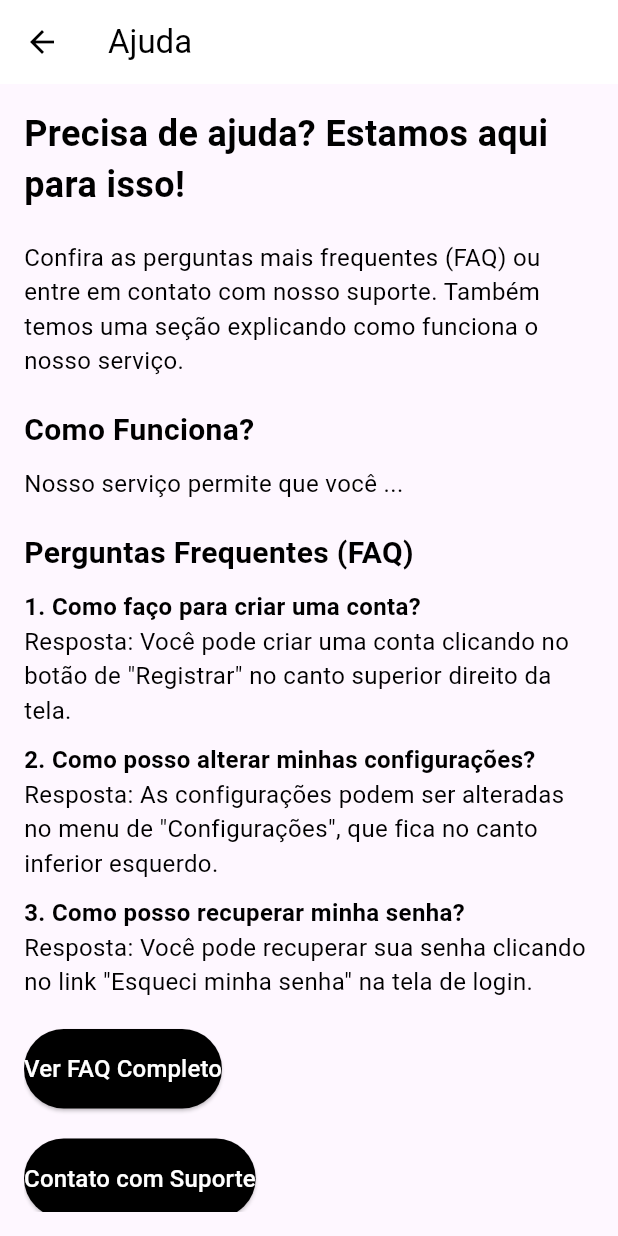
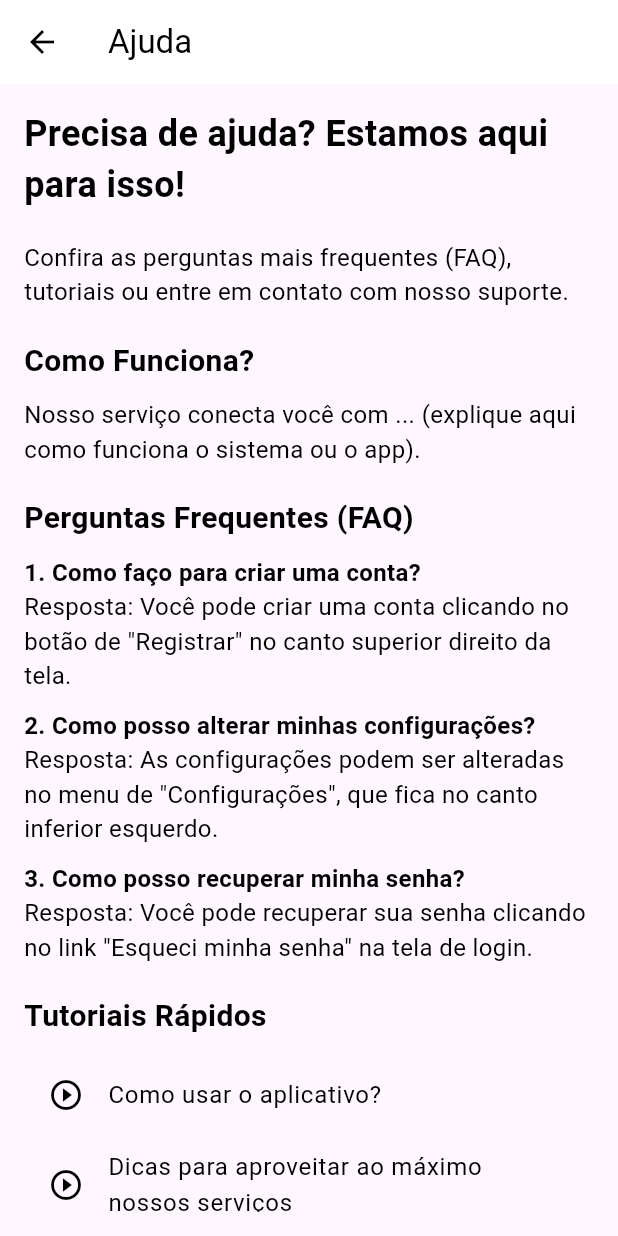
Before and after one commit to 12345biel/tccmobile, a Flutter app: the HelpPage screen opened directly, on a phone screen of 412 x 824 dp. Run offline on Flutter 3.47's test engine with Material 3 defaults, Android fonts, the phone set to English and light mode, and no system bars; our stand-ins replace fl_chart, get, shared_preferences; accounts and stored records are empty.

Commit message:
paginas config e ajuda

```diff
--- a/lib/users/autenticacao/DashboardCliente.dart
+++ b/lib/users/autenticacao/DashboardCliente.dart
@@ -880,7 +880,8 @@ class _SettingsPageState extends State<SettingsPage> {
             const SizedBox(height: 20),
 
             const Divider(),
-            const SizedBox(height: 10),
+
+            // Informações da Conta
             const Text(
               'Informações da Conta',
               style: TextStyle(fontSize: 20, fontWeight: FontWeight.bold, color: Colors.black),
@@ -892,16 +893,64 @@ class _SettingsPageState extends State<SettingsPage> {
 
             ElevatedButton(
               onPressed: () {
-                // Lógica para enviar feedback
+                // Lógica para alterar senha
               },
               style: ElevatedButton.styleFrom(
-                backgroundColor: Colors.black,
-                padding: const EdgeInsets.symmetric(vertical: 15),
+                backgroundColor: Colors.blueGrey,
               ),
-              child: const Text(
-                'Enviar Feedback',
-                style: TextStyle(fontSize: 16, color: Colors.white),
+              child: const Text('Alterar Senha', style: TextStyle(color: Colors.white)),
+            ),
+            const SizedBox(height: 20),
+
+            // Gerenciamento de dispositivos
+            const Text(
+              'Dispositivos Conectados',
+              style: TextStyle(fontSize: 20, fontWeight: FontWeight.bold, color: Colors.black),
+            ),
+            const SizedBox(height: 10),
+            ListTile(
+              title: const Text('iPhone 13 - Último login: 05/12/2024', style: TextStyle(color: Colors.black)),
+              trailing: IconButton(
+                icon: const Icon(Icons.delete, color: Colors.red),
+                onPressed: () {
+                  // Lógica para desconectar dispositivo
+                },
               ),
+            ),
+            const SizedBox(height: 20),
+
+            // Privacidade e exclusão de conta
+            const Text(
+              'Privacidade',
+              style: TextStyle(fontSize: 20, fontWeight: FontWeight.bold, color: Colors.black),
+            ),
+            const SizedBox(height: 10),
+            ListTile(
+              title: const Text('Política de Privacidade', style: TextStyle(color: Colors.black)),
+              onTap: () {
+                // Abrir política de privacidade
+              },
+            ),
+            ListTile(
+              title: const Text('Excluir Conta', style: TextStyle(color: Colors.red)),
+              onTap: () {
+                // Lógica para exclusão de conta
+              },
+            ),
+            const SizedBox(height: 20),
+
+            ElevatedButton(
+              onPressed: () {
+                // Lógica para logout
+                Navigator.pushReplacement(
+                  context,
+                  MaterialPageRoute(builder: (context) => Login()),
+                );
+              },
+              style: ElevatedButton.styleFrom(
+                backgroundColor: Colors.red,
+              ),
+              child: const Text('Sair da Conta', style: TextStyle(color: Colors.white)),
             ),
           ],
         ),
@@ -943,20 +992,24 @@ class HelpPage extends StatelessWidget {
               ),
               const SizedBox(height: 20),
               const Text(
-                'Confira as perguntas mais frequentes (FAQ) ou entre em contato com nosso suporte. Também temos uma seção explicando como funciona o nosso serviço.',
+                'Confira as perguntas mais frequentes (FAQ), tutoriais ou entre em contato com nosso suporte.',
                 style: TextStyle(fontSize: 16, color: Colors.black),
               ),
               const SizedBox(height: 20),
+
+              // Seção: Como Funciona?
               const Text(
                 'Como Funciona?',
                 style: TextStyle(fontSize: 20, fontWeight: FontWeight.bold, color: Colors.black),
               ),
               const SizedBox(height: 10),
               const Text(
-                'Nosso serviço permite que você ...',
+                'Nosso serviço conecta você com ... (explique aqui como funciona o sistema ou o app).',
                 style: TextStyle(fontSize: 16, color: Colors.black),
               ),
               const SizedBox(height: 20),
+
+              // Seção: Perguntas Frequentes
               const Text(
                 'Perguntas Frequentes (FAQ)',
                 style: TextStyle(fontSize: 20, fontWeight: FontWeight.bold, color: Colors.black),
@@ -989,34 +1042,100 @@ class HelpPage extends StatelessWidget {
                 style: TextStyle(fontSize: 16, color: Colors.black),
               ),
               const SizedBox(height: 20),
+
+              // Seção: Tutoriais
+              const Text(
+                'Tutoriais Rápidos',
+                style: TextStyle(fontSize: 20, fontWeight: FontWeight.bold, color: Colors.black),
+              ),
+              const SizedBox(height: 10),
+              ListTile(
+                leading: const Icon(Icons.play_circle_outline, color: Colors.black),
+                title: const Text(
+                  'Como usar o aplicativo?',
+                  style: TextStyle(fontSize: 16, color: Colors.black),
+                ),
+                onTap: () {
+                  // Abrir vídeo/tutorial
+                },
+              ),
+              ListTile(
+                leading: const Icon(Icons.play_circle_outline, color: Colors.black),
+                title: const Text(
+                  'Dicas para aproveitar ao máximo nossos serviços',
+                  style: TextStyle(fontSize: 16, color: Colors.black),
+                ),
+                onTap: () {
+                  // Abrir vídeo/tutorial
+                },
+              ),
+              const SizedBox(height: 20),
+
+              // Seção: Links Úteis
+              const Text(
+                'Links Úteis',
+                style: TextStyle(fontSize: 20, fontWeight: FontWeight.bold, color: Colors.black),
+              ),
+              const SizedBox(height: 10),
+              ListTile(
+                leading: const Icon(Icons.link, color: Colors.black),
+                title: const Text(
+                  'Termos e Condições',
+                  style: TextStyle(fontSize: 16, color: Colors.black),
+                ),
+                onTap: () {
+                  // Navegar para página de Termos
+                },
+              ),
+              ListTile(
+                leading: const Icon(Icons.link, color: Colors.black),
+                title: const Text(
+                  'Política de Privacidade',
+                  style: TextStyle(fontSize: 16, color: Colors.black),
+                ),
+                onTap: () {
+                  // Navegar para página de Política
+                },
+              ),
+              const SizedBox(height: 20),
+
+              // Botão para Contato
               ElevatedButton(
                 onPressed: () {
-                  // Lógica para acessar FAQ
+                  // Navegar para página de contato ou abrir suporte
                 },
                 style: ElevatedButton.styleFrom(
-                  backgroundColor: Colors.black, // Cor preta para o botão
-                  padding: const EdgeInsets.symmetric(vertical: 15),
-                ),
-                child: const Text(
-                  'Ver FAQ Completo',
-                  style: TextStyle(fontSize: 16, color: Colors.white), // Texto branco
-                ),
-              ),
-              const SizedBox(height: 20),
-              ElevatedButton(
-                onPressed: () {
-                  // Lógica para contato com o suporte
-                },
-                style: ElevatedButton.styleFrom(
-                  backgroundColor: Colors.black, // Cor preta para o botão
+                  backgroundColor: Colors.black,
                   padding: const EdgeInsets.symmetric(vertical: 15),
                 ),
                 child: const Text(
                   'Contato com Suporte',
-                  style: TextStyle(fontSize: 16, color: Colors.white), // Texto branco
+                  style: TextStyle(fontSize: 16, color: Colors.white),
                 ),
               ),
               const SizedBox(height: 20),
+
+              // Seção: Abrir Ticket
+              const Text(
+                'Ainda com dúvidas?',
+                style: TextStyle(fontSize: 20, fontWeight: FontWeight.bold, color: Colors.black),
+              ),
+              const SizedBox(height: 10),
+              ElevatedButton(
+                onPressed: () {
+                  // Navegar para página de abertura de ticket
+                },
+                style: ElevatedButton.styleFrom(
+                  backgroundColor: Colors.red,
+                  padding: const EdgeInsets.symmetric(vertical: 15),
+                ),
+                child: const Text(
+                  'Abrir Ticket de Suporte',
+                  style: TextStyle(fontSize: 16, color: Colors.white),
+                ),
+              ),
+              const SizedBox(height: 20),
+
               const Text(
                 'Caso você tenha outras dúvidas, nossa equipe de suporte está disponível 24/7 para ajudar!',
                 style: TextStyle(fontSize: 16, color: Colors.black),
@@ -1028,6 +1147,7 @@ class HelpPage extends StatelessWidget {
     );
   }
 }
+
 
 // Dashboard do Cliente
 class DashboardCliente extends StatelessWidget {
```
